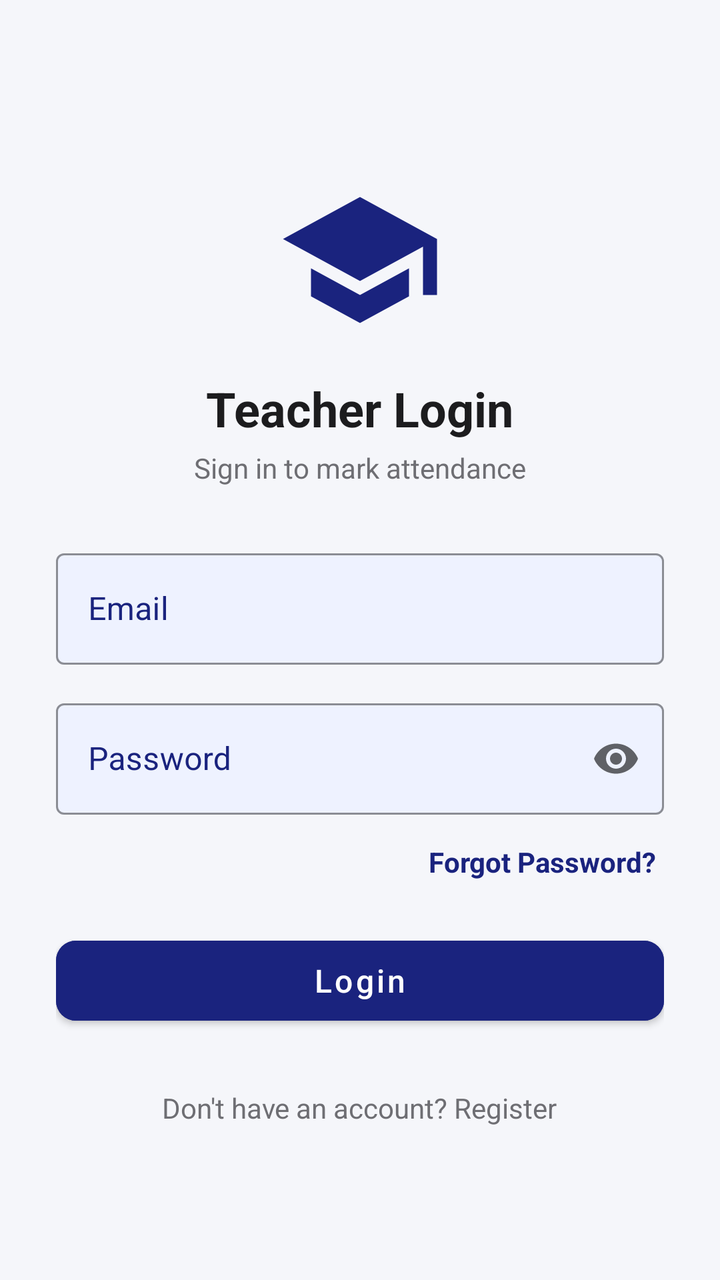
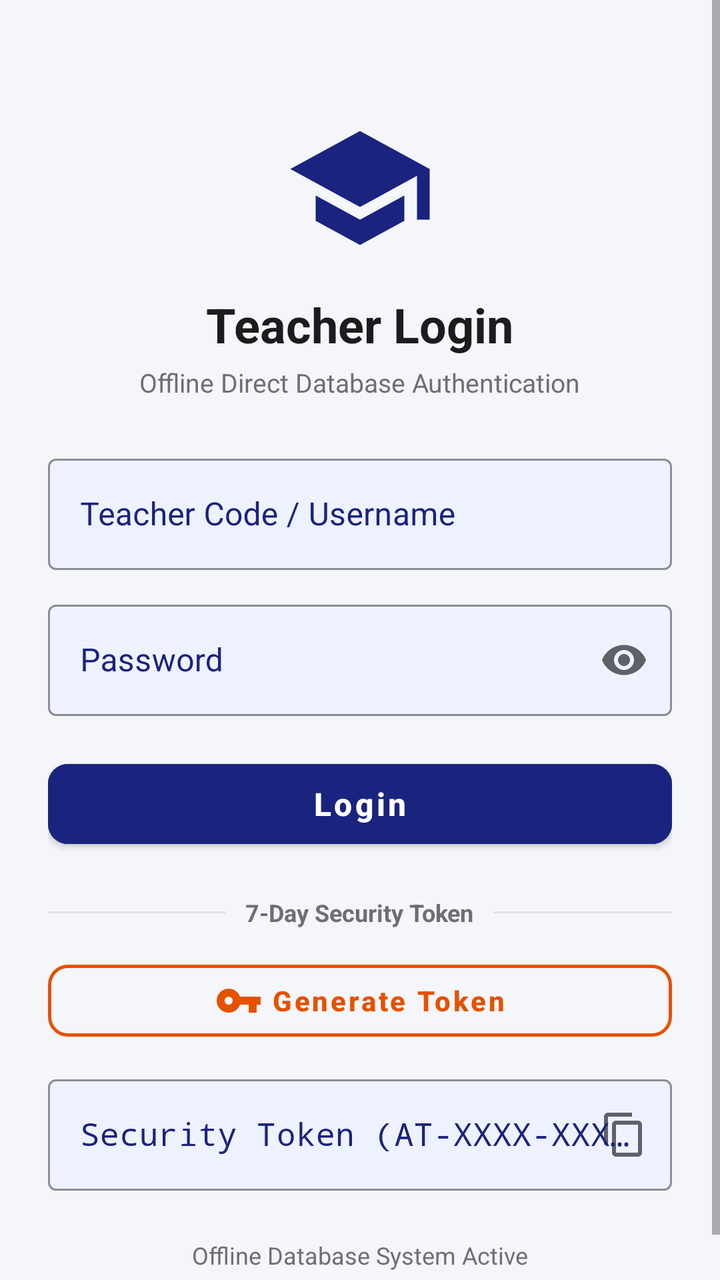

The first picture is an Android layout as it rendered before a commit; the second is the same layout after the commit. The layout source and the unified diff follow.
<!-- AndroidManifest.xml: application theme Theme.SchoolAttendance -->
<!-- res/layout/activity_login.xml -->
<?xml version="1.0" encoding="utf-8"?>
<ScrollView xmlns:android="http://schemas.android.com/apk/res/android"
    xmlns:app="http://schemas.android.com/apk/res-auto"
    android:layout_width="match_parent"
    android:layout_height="match_parent"
    android:fillViewport="true"
    android:background="@color/background">

    <LinearLayout
        android:layout_width="match_parent"
        android:layout_height="wrap_content"
        android:orientation="vertical"
        android:padding="28dp"
        android:gravity="center_horizontal">

        <Space android:layout_width="match_parent" android:layout_height="60dp"/>

        <ImageView
            android:layout_width="84dp"
            android:layout_height="84dp"
            android:src="@drawable/ic_school"
            android:contentDescription="@string/app_name" />

        <TextView
            android:layout_width="wrap_content"
            android:layout_height="wrap_content"
            android:layout_marginTop="16dp"
            android:text="@string/login_title"
            android:textColor="@color/text_primary"
            android:textSize="24sp"
            android:textStyle="bold" />

        <TextView
            android:layout_width="wrap_content"
            android:layout_height="wrap_content"
            android:layout_marginTop="4dp"
            android:layout_marginBottom="28dp"
            android:text="@string/login_subtitle"
            android:textColor="@color/text_secondary"
            android:textSize="14sp" />

        <com.google.android.material.textfield.TextInputLayout
            android:id="@+id/tilEmail"
            style="@style/Widget.MaterialComponents.TextInputLayout.OutlinedBox"
            android:layout_width="match_parent"
            android:layout_height="wrap_content"
            app:boxBackgroundColor="@color/field_bg"
            app:boxStrokeColor="@color/primary"
            android:textColorHint="@color/primary"
            app:hintTextColor="@color/primary"
            android:hint="@string/email_hint">

            <com.google.android.material.textfield.TextInputEditText
                android:id="@+id/etEmail"
                android:layout_width="match_parent"
                android:layout_height="wrap_content"
                android:textColor="#000000"
                android:inputType="textEmailAddress" />
        </com.google.android.material.textfield.TextInputLayout>

        <com.google.android.material.textfield.TextInputLayout
            android:id="@+id/tilPassword"
            style="@style/Widget.MaterialComponents.TextInputLayout.OutlinedBox"
            app:endIconMode="password_toggle"
            android:layout_width="match_parent"
            android:layout_height="wrap_content"
            app:boxBackgroundColor="@color/field_bg"
            app:boxStrokeColor="@color/primary"
            android:textColorHint="@color/primary"
            app:hintTextColor="@color/primary"
            android:layout_marginTop="14dp"
            android:hint="@string/password_hint">

            <com.google.android.material.textfield.TextInputEditText
                android:id="@+id/etPassword"
                android:layout_width="match_parent"
                android:layout_height="wrap_content"
                android:textColor="#000000"
                android:inputType="textPassword" />
        </com.google.android.material.textfield.TextInputLayout>

        <TextView
            android:id="@+id/tvForgotPassword"
            android:layout_width="wrap_content"
            android:layout_height="wrap_content"
            android:layout_gravity="end"
            android:layout_marginTop="10dp"
            android:padding="4dp"
            android:text="@string/forgot_password"
            android:textColor="@color/primary"
            android:textStyle="bold"
            android:clickable="true"
            android:focusable="true" />

        <com.google.android.material.button.MaterialButton
            android:id="@+id/btnLogin"
            android:layout_width="match_parent"
            android:layout_height="52dp"
            android:layout_marginTop="20dp"
            android:text="@string/btn_login"
            android:textAllCaps="false"
            android:textSize="16sp"
            app:cornerRadius="10dp"
            android:backgroundTint="@color/primary" />

        <ProgressBar
            android:id="@+id/progressBar"
            android:layout_width="wrap_content"
            android:layout_height="wrap_content"
            android:layout_marginTop="16dp"
            android:visibility="gone" />

        <TextView
            android:id="@+id/tvGoRegister"
            android:layout_width="wrap_content"
            android:layout_height="wrap_content"
            android:layout_marginTop="24dp"
            android:padding="4dp"
            android:text="@string/no_account"
            android:textColor="@color/text_secondary"
            android:clickable="true"
            android:focusable="true" />

    </LinearLayout>
</ScrollView>
<!-- resources referenced by this layout -->
<resources>
  <color name="background">#F5F6FA</color>
  <color name="field_bg">#EEF2FF</color>
  <color name="primary">#1A237E</color>
  <color name="text_primary">#1C1C1E</color>
  <color name="text_secondary">#6E6E73</color>
  <!-- drawable ic_school (drawable) -->
  <vector xmlns:android="http://schemas.android.com/apk/res/android"
      android:width="24dp"
      android:height="24dp"
      android:viewportWidth="24"
      android:viewportHeight="24">
      <path
          android:fillColor="@color/primary"
          android:pathData="M12,3L1,9l11,6l9,-4.91V17h2V9L12,3zM5,13.18v4L12,21l7,-3.82v-4L12,17L5,13.18z"/>
  </vector>
  <string name="app_name">Govt School Attendance</string>
  <string name="btn_login">Login</string>
  <string name="email_hint">Email</string>
  <string name="forgot_password">Forgot Password?</string>
  <string name="login_subtitle">Sign in to mark attendance</string>
  <string name="login_title">Teacher Login</string>
  <string name="no_account">Don\'t have an account? Register</string>
  <string name="password_hint">Password</string>
  <style name="Theme.SchoolAttendance" parent="Theme.MaterialComponents.DayNight.NoActionBar">
          <item name="colorPrimary">@color/primary</item>
          <item name="colorPrimaryDark">@color/primary_dark</item>
          <item name="colorAccent">@color/accent</item>
          <item name="android:windowBackground">@color/background</item>
          <item name="android:statusBarColor">@color/primary_dark</item>
          <item name="android:editTextColor">#000000</item>
          <item name="editTextColor">#000000</item>
      </style>
  <color name="primary_dark">#0D1454</color>
  <color name="accent">#FF6D00</color>
</resources>

<!-- the commit's change to res/layout/activity_login.xml (unified diff, before → after) -->
@@ -10,21 +10,21 @@
         android:layout_width="match_parent"
         android:layout_height="wrap_content"
         android:orientation="vertical"
-        android:padding="28dp"
+        android:padding="24dp"
         android:gravity="center_horizontal">
 
-        <Space android:layout_width="match_parent" android:layout_height="60dp"/>
+        <Space android:layout_width="match_parent" android:layout_height="32dp"/>
 
         <ImageView
-            android:layout_width="84dp"
-            android:layout_height="84dp"
+            android:layout_width="76dp"
+            android:layout_height="76dp"
             android:src="@drawable/ic_school"
             android:contentDescription="@string/app_name" />
 
         <TextView
             android:layout_width="wrap_content"
             android:layout_height="wrap_content"
-            android:layout_marginTop="16dp"
+            android:layout_marginTop="14dp"
             android:text="@string/login_title"
             android:textColor="@color/text_primary"
             android:textSize="24sp"
@@ -34,13 +34,14 @@
             android:layout_width="wrap_content"
             android:layout_height="wrap_content"
             android:layout_marginTop="4dp"
-            android:layout_marginBottom="28dp"
-            android:text="@string/login_subtitle"
+            android:layout_marginBottom="24dp"
+            android:text="Offline Direct Database Authentication"
             android:textColor="@color/text_secondary"
-            android:textSize="14sp" />
-
+            android:textSize="13sp" />
+
+        
         <com.google.android.material.textfield.TextInputLayout
-            android:id="@+id/tilEmail"
+            android:id="@+id/tilUsername"
             style="@style/Widget.MaterialComponents.TextInputLayout.OutlinedBox"
             android:layout_width="match_parent"
             android:layout_height="wrap_content"
@@ -48,16 +49,17 @@
             app:boxStrokeColor="@color/primary"
             android:textColorHint="@color/primary"
             app:hintTextColor="@color/primary"
-            android:hint="@string/email_hint">
+            android:hint="@string/username_hint">
 
             <com.google.android.material.textfield.TextInputEditText
-                android:id="@+id/etEmail"
+                android:id="@+id/etUsername"
                 android:layout_width="match_parent"
                 android:layout_height="wrap_content"
                 android:textColor="#000000"
-                android:inputType="textEmailAddress" />
+                android:inputType="text" />
         </com.google.android.material.textfield.TextInputLayout>
 
+        
         <com.google.android.material.textfield.TextInputLayout
             android:id="@+id/tilPassword"
             style="@style/Widget.MaterialComponents.TextInputLayout.OutlinedBox"
@@ -68,7 +70,7 @@
             app:boxStrokeColor="@color/primary"
             android:textColorHint="@color/primary"
             app:hintTextColor="@color/primary"
-            android:layout_marginTop="14dp"
+            android:layout_marginTop="12dp"
             android:hint="@string/password_hint">
 
             <com.google.android.material.textfield.TextInputEditText
@@ -79,47 +81,200 @@
                 android:inputType="textPassword" />
         </com.google.android.material.textfield.TextInputLayout>
 
+        
+        <com.google.android.material.button.MaterialButton
+            android:id="@+id/btnLogin"
+            android:layout_width="match_parent"
+            android:layout_height="52dp"
+            android:layout_marginTop="18dp"
+            android:text="@string/btn_login"
+            android:textAllCaps="false"
+            android:textSize="16sp"
+            android:textStyle="bold"
+            app:cornerRadius="10dp"
+            android:backgroundTint="@color/primary" />
+
+        <ProgressBar
+            android:id="@+id/progressBar"
+            android:layout_width="wrap_content"
+            android:layout_height="wrap_content"
+            android:layout_marginTop="10dp"
+            android:visibility="gone" />
+
+        
+        <LinearLayout
+            android:layout_width="match_parent"
+            android:layout_height="wrap_content"
+            android:gravity="center_vertical"
+            android:orientation="horizontal"
+            android:layout_marginTop="20dp"
+            android:layout_marginBottom="12dp">
+
+            <View
+                android:layout_width="0dp"
+                android:layout_height="1dp"
+                android:layout_weight="1"
+                android:background="@color/card_border" />
+
+            <TextView
+                android:layout_width="wrap_content"
+                android:layout_height="wrap_content"
+                android:layout_marginHorizontal="10dp"
+                android:text="7-Day Security Token"
+                android:textColor="@color/text_secondary"
+                android:textSize="12sp"
+                android:textStyle="bold" />
+
+            <View
+                android:layout_width="0dp"
+                android:layout_height="1dp"
+                android:layout_weight="1"
+                android:background="@color/card_border" />
+        </LinearLayout>
+
+        
+        <com.google.android.material.button.MaterialButton
+            android:id="@+id/btnGenerateToken"
+            style="@style/Widget.MaterialComponents.Button.OutlinedButton"
+            android:layout_width="match_parent"
+            android:layout_height="48dp"
+            android:text="@string/btn_generate_token"
+            android:textAllCaps="false"
+            android:textSize="14sp"
+            android:textStyle="bold"
+            android:textColor="@color/accent_dark"
+            app:strokeColor="@color/accent_dark"
+            app:strokeWidth="1.5dp"
+            app:cornerRadius="10dp"
+            app:icon="@drawable/ic_vpn_key"
+            app:iconTint="@color/accent_dark"
+            app:iconGravity="textStart" />
+
+        <ProgressBar
+            android:id="@+id/tokenProgressBar"
+            android:layout_width="24dp"
+            android:layout_height="24dp"
+            android:layout_marginTop="6dp"
+            android:visibility="gone" />
+
+        
+        <com.google.android.material.card.MaterialCardView
+            android:id="@+id/cardGeneratedToken"
+            android:layout_width="match_parent"
+            android:layout_height="wrap_content"
+            android:layout_marginTop="10dp"
+            android:visibility="gone"
+            app:cardCornerRadius="12dp"
+            app:cardElevation="2dp"
+            app:strokeColor="@color/success"
+            app:strokeWidth="1.5dp"
+            app:cardBackgroundColor="#F1F8E9">
+
+            <LinearLayout
+                android:layout_width="match_parent"
+                android:layout_height="wrap_content"
+                android:orientation="vertical"
+                android:padding="14dp">
+
+                <TextView
+                    android:layout_width="wrap_content"
+                    android:layout_height="wrap_content"
+                    android:text="Generated Token (Saved in DB for 7 Days):"
+                    android:textColor="@color/text_secondary"
+                    android:textSize="12sp"
+                    android:textStyle="bold" />
+
+                <LinearLayout
+                    android:layout_width="match_parent"
+                    android:layout_height="wrap_content"
+                    android:orientation="horizontal"
+                    android:gravity="center_vertical"
+                    android:layout_marginTop="4dp">
+
+                    <TextView
+                        android:id="@+id/tvGeneratedToken"
+                        android:layout_width="0dp"
+                        android:layout_height="wrap_content"
+                        android:layout_weight="1"
+                        android:text="AT-0000-0000"
+                        android:textColor="#1B5E20"
+                        android:textSize="20sp"
+                        android:textStyle="bold"
+                        android:fontFamily="monospace" />
+
+                    <com.google.android.material.button.MaterialButton
+                        android:id="@+id/btnCopyToken"
+                        style="@style/Widget.MaterialComponents.Button.TextButton"
+                        android:layout_width="wrap_content"
+                        android:layout_height="38dp"
+                        android:text="@string/copy_token"
+                        android:textColor="@color/primary"
+                        android:textStyle="bold"
+                        app:icon="@drawable/ic_content_copy"
+                        app:iconTint="@color/primary"
+                        app:iconGravity="textStart" />
+                </LinearLayout>
+
+                <TextView
+                    android:id="@+id/tvTokenValidity"
+                    android:layout_width="wrap_content"
+                    android:layout_height="wrap_content"
+                    android:layout_marginTop="2dp"
+                    android:text="✓ Active for 7 Days (No token needed until expiry)"
+                    android:textColor="#2E7D32"
+                    android:textSize="11sp" />
+            </LinearLayout>
+        </com.google.android.material.card.MaterialCardView>
+
+        
+        <com.google.android.material.textfield.TextInputLayout
+            android:id="@+id/tilToken"
+            style="@style/Widget.MaterialComponents.TextInputLayout.OutlinedBox"
+            android:layout_width="match_parent"
+            android:layout_height="wrap_content"
+            android:layout_marginTop="10dp"
+            app:boxBackgroundColor="@color/field_bg"
+            app:boxStrokeColor="@color/primary"
+            android:textColorHint="@color/primary"
+            app:hintTextColor="@color/primary"
+            app:endIconMode="custom"
+            app:endIconDrawable="@drawable/ic_content_copy"
+            app:endIconContentDescription="@string/paste_token"
+            android:hint="@string/token_hint">
+
+            <com.google.android.material.textfield.TextInputEditText
+                android:id="@+id/etToken"
+                android:layout_width="match_parent"
+                android:layout_height="wrap_content"
+                android:textColor="#000000"
+                android:fontFamily="monospace"
+                android:inputType="textCapCharacters" />
+        </com.google.android.material.textfield.TextInputLayout>
+            android:layout_width="wrap_content"
+            android:layout_height="wrap_content"
+            android:layout_marginTop="14dp"
+            android:visibility="gone" />
+
         <TextView
             android:id="@+id/tvForgotPassword"
             android:layout_width="wrap_content"
             android:layout_height="wrap_content"
-            android:layout_gravity="end"
-            android:layout_marginTop="10dp"
+            android:layout_marginTop="18dp"
             android:padding="4dp"
             android:text="@string/forgot_password"
             android:textColor="@color/primary"
             android:textStyle="bold"
-            android:clickable="true"
-            android:focusable="true" />
-
-        <com.google.android.material.button.MaterialButton
-            android:id="@+id/btnLogin"
-            android:layout_width="match_parent"
-            android:layout_height="52dp"
+            android:visibility="gone" />
+
+        <TextView
+            android:id="@+id/tvGoRegister"
+            android:layout_width="wrap_content"
+            android:layout_height="wrap_content"
             android:layout_marginTop="20dp"
-            android:text="@string/btn_login"
-            android:textAllCaps="false"
-            android:textSize="16sp"
-            app:cornerRadius="10dp"
-            android:backgroundTint="@color/primary" />
-
-        <ProgressBar
-            android:id="@+id/progressBar"
-            android:layout_width="wrap_content"
-            android:layout_height="wrap_content"
-            android:layout_marginTop="16dp"
-            android:visibility="gone" />
-
-        <TextView
-            android:id="@+id/tvGoRegister"
-            android:layout_width="wrap_content"
-            android:layout_height="wrap_content"
-            android:layout_marginTop="24dp"
             android:padding="4dp"
-            android:text="@string/no_account"
+            android:text="Offline Database System Active"
             android:textColor="@color/text_secondary"
-            android:clickable="true"
-            android:focusable="true" />
+            android:textSize="12sp" />
 
     </LinearLayout>
 </ScrollView>
<!-- resource entries referenced after the edit -->
@@ -1,10 +1,24 @@
 <!-- resources referenced by this layout -->
 <resources>
+  <color name="accent_dark">#E65100</color>
   <color name="background">#F5F6FA</color>
+  <color name="card_border">#E0E0E0</color>
   <color name="field_bg">#EEF2FF</color>
   <color name="primary">#1A237E</color>
+  <color name="success">#2E7D32</color>
   <color name="text_primary">#1C1C1E</color>
   <color name="text_secondary">#6E6E73</color>
+  <!-- drawable ic_content_copy (drawable) -->
+  <vector xmlns:android="http://schemas.android.com/apk/res/android"
+      android:width="24dp"
+      android:height="24dp"
+      android:viewportWidth="24"
+      android:viewportHeight="24"
+      android:tint="?attr/colorControlNormal">
+      <path
+          android:fillColor="@android:color/white"
+          android:pathData="M16,1L4,1c-1.1,0 -2,0.9 -2,2v14h2L4,3h12L16,1zM19,5L8,5c-1.1,0 -2,0.9 -2,2v14c0,1.1 0.9,2 2,2h11c1.1,0 2,-0.9 2,-2L21,7c0,-1.1 -0.9,-2 -2,-2zM19,21L8,21L8,7h11v14z"/>
+  </vector>
   <!-- drawable ic_school (drawable) -->
   <vector xmlns:android="http://schemas.android.com/apk/res/android"
       android:width="24dp"
@@ -15,14 +29,27 @@
           android:fillColor="@color/primary"
           android:pathData="M12,3L1,9l11,6l9,-4.91V17h2V9L12,3zM5,13.18v4L12,21l7,-3.82v-4L12,17L5,13.18z"/>
   </vector>
+  <!-- drawable ic_vpn_key (drawable) -->
+  <vector xmlns:android="http://schemas.android.com/apk/res/android"
+      android:width="24dp"
+      android:height="24dp"
+      android:viewportWidth="24"
+      android:viewportHeight="24"
+      android:tint="?attr/colorControlNormal">
+      <path
+          android:fillColor="@android:color/white"
+          android:pathData="M12.65,10C11.83,7.67 9.61,6 7,6c-3.31,0 -6,2.69 -6,6s2.69,6 6,6c2.61,0 4.83,-1.67 5.65,-4H17v4h4v-4h2v-4H12.65zM7,14c-1.1,0 -2,-0.9 -2,-2s0.9,-2 2,-2 2,0.9 2,2 -0.9,2 -2,2z"/>
+  </vector>
   <string name="app_name">Govt School Attendance</string>
+  <string name="btn_generate_token">Generate Token</string>
   <string name="btn_login">Login</string>
-  <string name="email_hint">Email</string>
+  <string name="copy_token">Copy Token</string>
   <string name="forgot_password">Forgot Password?</string>
-  <string name="login_subtitle">Sign in to mark attendance</string>
   <string name="login_title">Teacher Login</string>
-  <string name="no_account">Don\'t have an account? Register</string>
   <string name="password_hint">Password</string>
+  <string name="paste_token">Paste</string>
+  <string name="token_hint">Security Token (AT-XXXX-XXXX)</string>
+  <string name="username_hint">Teacher Code / Username</string>
   <style name="Theme.SchoolAttendance" parent="Theme.MaterialComponents.DayNight.NoActionBar">
           <item name="colorPrimary">@color/primary</item>
           <item name="colorPrimaryDark">@color/primary_dark</item>
